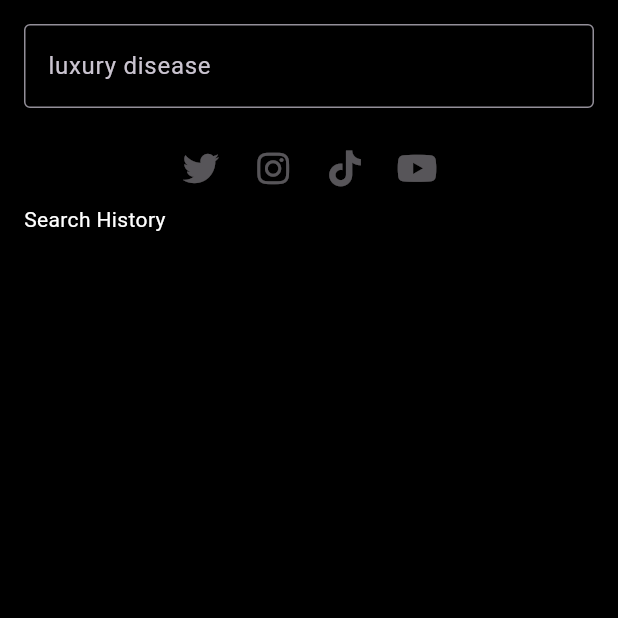
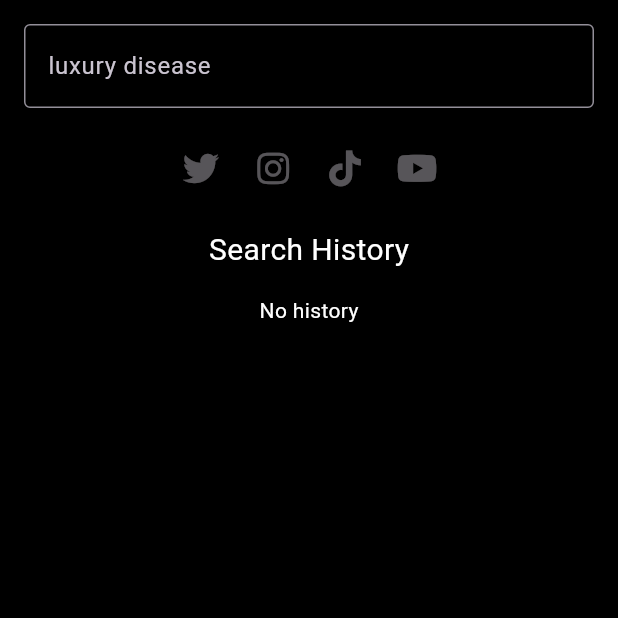
Before and after one commit to yamatatsu10969/10969, a Flutter app: the SearchPage screen opened directly, on a phone screen of 412 x 824 dp, the top half of it. Run offline on Flutter 3.47's test engine with Material 2 defaults, Android fonts, the phone set to English and light mode, and no system bars; our stand-ins replace flutter_hooks, flutter_riverpod, font_awesome_flutter, freezed_annotation, hooks_riverpod, sembast; missing offline and left inert: build_context.

Commit message:
Add search history delete function

```diff
--- a/lib/data/repositories/search_history/search_history_repository.dart
+++ b/lib/data/repositories/search_history/search_history_repository.dart
@@ -5,6 +5,7 @@ import '../../entities/search_history.dart';
 abstract class SearchHistoryRepository {
   Future<List<SearchHistory>> fetchSearchHistory();
   Stream<List<SearchHistory>> watchSearchHistory();
+  Future<void> deleteSearchHistory(SearchHistory searchHistory);
   Future<void> setSearchHistory(SearchHistory searchHistory);
 }
 
--- a/lib/presentation/pages/search/search_page.dart
+++ b/lib/presentation/pages/search/search_page.dart
@@ -28,7 +28,7 @@ class SearchPage extends HookConsumerWidget {
             horizontal: DesignSize.m,
           ),
           child: Column(
-            crossAxisAlignment: CrossAxisAlignment.stretch,
+            crossAxisAlignment: CrossAxisAlignment.start,
             mainAxisAlignment: MainAxisAlignment.center,
             children: [
               TextField(
@@ -72,11 +72,72 @@ class SearchPage extends HookConsumerWidget {
                   ),
                 ],
               ),
-              const Text('Search History'),
+              const SizedBox(
+                height: 16,
+              ),
+              SearchHistorySection(
+                textController: textController,
+              )
+            ],
+          ),
+        ),
+      ),
+    );
+  }
+}
+
+class SearchHistorySection extends ConsumerWidget {
+  const SearchHistorySection({Key? key, required this.textController})
+      : super(key: key);
+
+  final TextEditingController textController;
+
+  @override
+  Widget build(BuildContext context, WidgetRef ref) {
+    return Column(
+      children: [
+        const Center(
+          child: Text('Search History', style: TextStyle(fontSize: 20)),
+        ),
         ref.watch(searchHistoriesProvider).when(
-                    data: (data) => Column(
-                      children: data.map((e) => Text(e.query)).toList(),
+              data: (data) {
+                if (data.isEmpty) {
+                  return const Padding(
+                    padding: EdgeInsets.all(16),
+                    child: Text('No history'),
+                  );
+                }
+                return Column(
+                  children: data
+                      .map(
+                        (e) => Row(
+                          children: [
+                            TextButton(
+                              onPressed: () {
+                                textController.text = e.query;
+                              },
+                              child: Text(e.query),
                             ),
+                            const Spacer(),
+                            IconButton(
+                              onPressed: () {
+                                ref
+                                    .read(searchControllerProvider.notifier)
+                                    .deleteSearchHistory(e);
+                              },
+                              icon: const Icon(
+                                Icons.cancel_outlined,
+                                size: 16,
+                              ),
+                            ),
+                          ],
+                        ),
+                      )
+                      .toList()
+                      .getRange(0, data.length > 10 ? 10 : data.length)
+                      .toList(),
+                );
+              },
               error: (error, stackTrace) => Text(
                 'Error please send screenshot'
                 'to @yamatatsu109_ja on Twitter.'
@@ -85,9 +146,6 @@ class SearchPage extends HookConsumerWidget {
               loading: () => const CupertinoActivityIndicator(),
             ),
       ],
-          ),
-        ),
-      ),
     );
   }
 }
```
Also changed, not shown: lib/data/repositories/search_history/sembast_search_history_repository.dart (+24 -3 lines), lib/presentation/pages/search/search_controller.dart (+7 -5 lines). Lines whose indentation alone changed are shown as unchanged.
